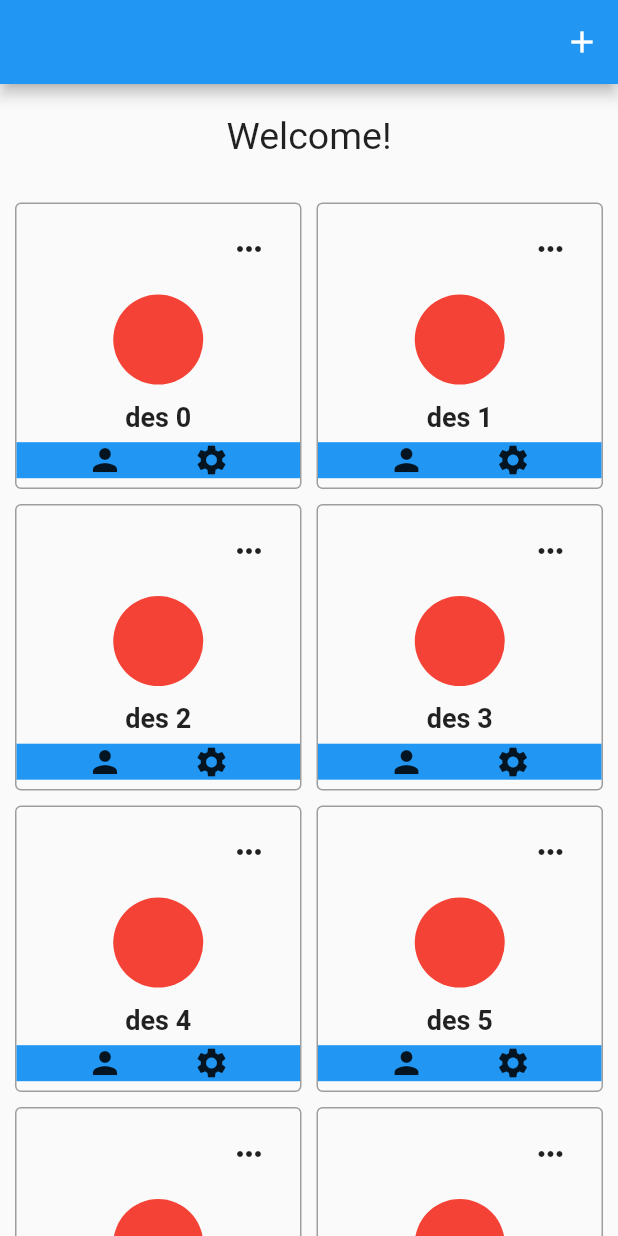
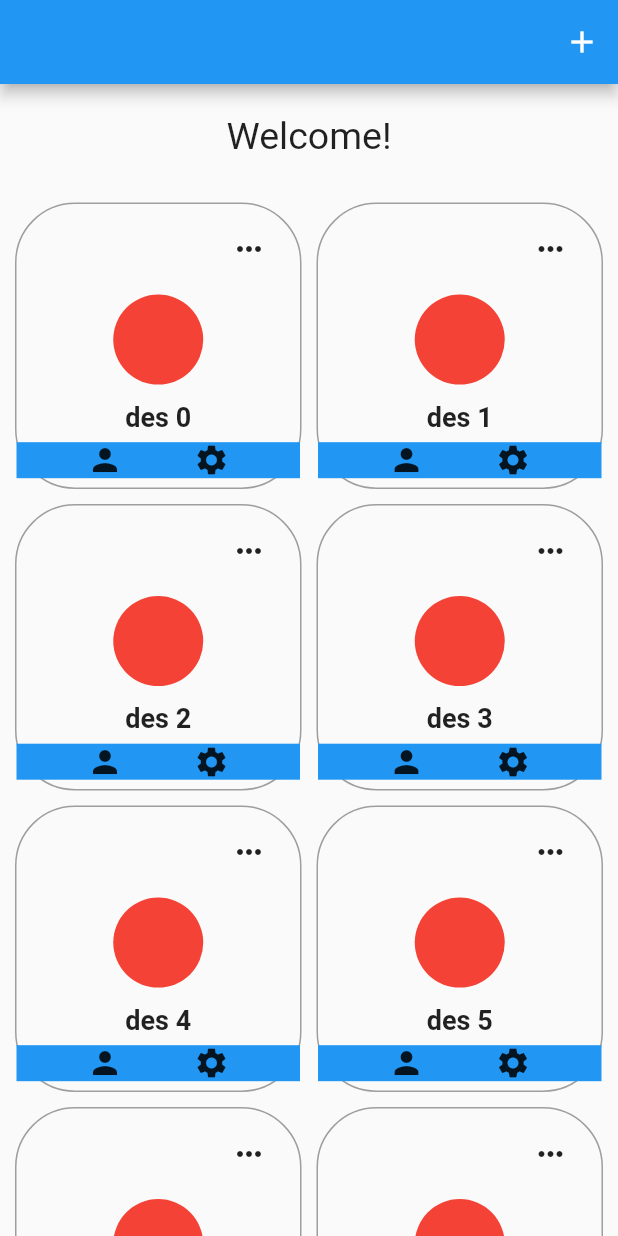
Before and after one commit to saanghyuk/flutter-nodejs-study, a Flutter app: the screen it shows after launch, on a phone screen of 412 x 824 dp. Run offline on Flutter 3.47's test engine with Material 2 defaults, Android fonts, the phone set to English and light mode, and no system bars.

Commit message:
20230107 review

```diff
--- a/lib/components/myCellWidget.dart
+++ b/lib/components/myCellWidget.dart
@@ -1,9 +1,5 @@
 import 'dart:async';
-
 import 'package:flutter/material.dart';
-
-
-
 
 class MyCellWidget extends StatelessWidget {
   final Widget iconWidget;
@@ -17,17 +13,9 @@ class MyCellWidget extends StatelessWidget {
   final MainAxisAlignment? alignmentPhoto;
   final Alignment? alignmentDes;
   final MainAxisAlignment? alignmentIcon;
-
-  // Future or Void를 받아야 한다.
-  // 그냥 익명함수를 써도 되고, Future를 반환하는 함수를 써도 된다는 뜻.
-  // dart.async import 해줘야 한다.
-  // future 복습
   final FutureOr<void> Function() onTap;
 
-
-
-
-  const MyCellWidget({Key? key, required this.iconWidget, required this.iconOnpressed, required this.radius, required this.imageSrc, required this.des, required this.children, this.decoration, required this.onTap})
+  const MyCellWidget({Key? key, required this.iconWidget, required this.iconOnpressed, required this.radius, required this.imageSrc, required this.des, required this.children, required this.decoration, required this.onTap})
       : alignmentMenu = Alignment.centerRight,
         alignmentPhoto = MainAxisAlignment.center,
         alignmentDes = Alignment.center,
@@ -43,63 +31,22 @@ class MyCellWidget extends StatelessWidget {
         alignmentIcon = mainAxisAlignMap[alignmentIcon.toString().split('.').last] ?? MainAxisAlignment.center,
         super(key: key);
 
-
-
-
   @override
   Widget build(BuildContext context) {
     BorderRadius? radius;
+    radius = this.decoration?.borderRadius as BorderRadius;
     if(this.decoration != null){
-      // boxDecoration이 이것도 nullable하게 받아놨다
       if(this.decoration?.borderRadius != null){
-        // 필드가 Nullable인 경우 직접 체인으로 엮어서 쓸 순 없다. ?를 붙여줘야 한다.
-        // 무조건 값이 들어있을것이라는 것을 강제해야 한다면, !
-        // 느낌표 썼다가 안들어있으면 오류가 난다.
-        // 값이 있다고 true가 아니다.
-        // borderRadius가 Nullable하니깐,?를 써야 전체가 null로 평가라도 될 수 있다. null 이 아니라면 그 값이 된다.
-
-        // 이제부터는 borderRadius가 절대 NUll이 아니니깐 !를 붙이면 된다.
-        // .찍었더니 아무것도 안나오네? BorderRadiusGeometry타입이라고 나온다. abstract 타입
-        // BorderRadius.circular를 가보자. 객체였다. BorderRadiusGeometry를 extends하고 있다.
-        // 넘겨받은 BoxDecoration을 쓰고 있는 것.
-        // BoxDecoration
-        // BorderRadius를 BorderRadiusGeometry타입으로 받았다.
-        // 형변환: Geometry에서 얻으려고 했던 원래의 값은 Borderradius.circular() 에 들어간 그 double 값.
-        // 근데, Geometry는 Abstract라서 추상화되어있는 값들을 보면, 어떤 값이 사용되고 있는지를 알아낼 수 없다.
-        // this.decoration!.borderRadius. 찍어보면 뭐가 없다. 실제로 필요한 값은 BorderRadius에 들어있을 것이라 생각해볼 수 있지.
-        // BorderRadius가 서브클래스니깐 바꿔서 해보자.
-        // 실체에 접근하려고 형변환을 하는 건데 그 관계를 알고 있으니깐 형변환을 BorderRadius를 보이는 것.
-        // geometry보면, abstract, 변수나 함수를 _가 들어있다. 밑으로 내려봐도 계속 함수이다. 생성한 다음에 꺼내서 쓰지 말라는 것. flutter에서는 실제로 _면 못 쓰지 않게 해놨다. open 되어있는 변수나 함수가 없다.
-
-        radius = this.decoration!.borderRadius as BorderRadius;
-        // * 주의해야 할 점 *
-        // 다른 서브 클래스가 있는지 체크할 것.
-        // Geometry를 상속하고 있는 또다른 클래스는 없을까?
-        // 애초에 BorderRadius가 아니고 Geometry를 상속하고 있는 다른 애가 들어오면 이렇게 형변환 하면 에러가 나겠지.
-        // int a = 0;
-        // a as bool;
-
-        // radius값 알려고 왔는데, 하나로 받을지 두개로 받을지 생성자를 통해 결정한 것.
-        // 잘 보면, getter를 override 했다.
-        // 4개의 값이 같으면, 다르면 만들면 된다.
-        // radius
-        // only(), cir(),
-        // borderRadius.
-
-        // 생성자 조건을 다 확인해봐야 한다.
-        // all 일때는 객체로 받아서 객체를 넣어준다.
-        // topLeft.x topRight.x가 같고 topLeft.y와 TopRight.x
-        // 이렇게 되면 topLeft와 topRight가 같다는 것.
-        // if (radius.topLeft.x == radius.topRight.x) && (radius.topLeft.y == radius.topRight.y){
-        // vertical로 Radius를 들어왔을 때, 색을 바꿀꺼라면 바꾸던가 이렇게 하면 된다.
-        // // }
-        // radius.topRight.x
-        // radius.top
-
+          radius = this.decoration!.borderRadius as BorderRadius;
       }
     }
+    print(radius.topRight.x);
+    print(radius.topRight.y);
+
+
+    // TODO
     return InkWell(
-      borderRadius: radius,
+      borderRadius: BorderRadius.all(Radius.circular(10)),
       onTap: this.onTap,
       child: Container(
         decoration: this.decoration,
@@ -122,26 +69,20 @@ class MyCellWidget extends StatelessWidget {
                   height: this.radius,
                   decoration: BoxDecoration(
                     borderRadius: BorderRadius.circular(this.radius),
-                    // decoration나오면 Decoration에 컬러를 넣어야 한다.
                     color: Colors.red,
-                    // image: DecorationImage(
-                    //     image: NetworkImage(this.imageSrc),
-                    //     fit: BoxFit.contain
-                    // )
                   ),
-                ),
+                )
               ],
             ),
             Container(
               alignment: this.alignmentDes,
-              // color: Colors.red,
-              margin: EdgeInsets.only(top: 5),
+              margin: EdgeInsets.only(top:5),
               child: Text(
                 this.des,
                 style: TextStyle(
                   fontWeight: FontWeight.bold,
                   fontSize: 18.0,
-                ),
+                )
               )
             ),
             Container(
@@ -160,6 +101,7 @@ class MyCellWidget extends StatelessWidget {
 
 
 
+
 enum InsideAlignment {
   right, left, center
 }
--- a/lib/info/page/infoDetail.dart
+++ b/lib/info/page/infoDetail.dart
@@ -8,12 +8,13 @@ class InfoDetailPage extends StatelessWidget {
 
   @override
   Widget build(BuildContext context) {
+    // return Scaffold();
     return InfoDetailPageView();
   }
 }
 
+class InfoDetailPageView extends StatelessWidget {
 
-class InfoDetailPageView extends StatelessWidget {
   const InfoDetailPageView({Key? key}) : super(key: key);
 
   @override
@@ -43,7 +44,7 @@ class InfoDetailPageView extends StatelessWidget {
                         // true인 경우는 그냥 push를 쓴다.
                         // 이전 페이지를 다 지웠으니깐, 앱이 꺼져버리네.
                         // 다 지우고 push했으니깐 뒤로가기가 없다.
-                        (_) => false);
+                        (_) => true);
               },
               leading: Icon(Icons.add_a_photo_outlined),
               title: Text("Title"),
--- a/lib/info/page/infoPage.dart
+++ b/lib/info/page/infoPage.dart
@@ -2,7 +2,6 @@ import 'package:flutter/material.dart';
 import 'package:flutterstudy/components/gridTitleWidget.dart';
 import 'package:flutterstudy/components/myCellWidget.dart';
 import 'package:flutterstudy/info/page/infoDetail.dart';
-
 
 class InfoPage extends StatelessWidget {
   static const path = '/info';
@@ -13,6 +12,7 @@ class InfoPage extends StatelessWidget {
     return InfoView();
   }
 }
+
 
 class InfoView extends StatelessWidget {
   const InfoView({Key? key}) : super(key: key);
@@ -25,58 +25,53 @@ class InfoView extends StatelessWidget {
           IconButton(onPressed: (){
             Navigator.of(context).pushNamed(InfoPage.path);
           },
-          icon: Icon(Icons.add),
+            icon: Icon(Icons.add)
           )
-        ],
+        ]
       ),
       body: Column(
         children: [
           Expanded(
             child: GridTitleWidget(
                 title: Container(
-                  child:Text("Welcome!", style: TextStyle(fontSize: 25)),
+                  child: Text("Welcome!", style: TextStyle(fontSize: 25)),
                   padding: EdgeInsets.all(20.0),
                 ),
+                padding: EdgeInsets.all(10.0),
                 delegate: SliverGridDelegateWithFixedCrossAxisCount(
                   crossAxisCount: 2,
                   mainAxisSpacing: 10.0,
                   crossAxisSpacing: 10.0,
                 ),
-                padding: EdgeInsets.all(10.0),
                 itemCount: 10,
-                // 클릭을 달아주자.
-                // 클릭 가능한 위젯 사용하거나, 기능만 넣어주거나
-                itemBuilder: (BuildContext context, int index) => MyCellWidget.setAlignment(
+                itemBuilder: (BuildContext context, int index) => MyCellWidget(
                     onTap: () async {
-                    // pushnamed Future 반환한다.
-                    // 비동기
-                    // 화면 이동했다가 돌아올때 처리 하고 싶으면 지금 상태가 좋다. await붙어있으면 아래 실행 안하겠지(현재 함수 내에서)
+                      // TODO / QUESTION
+                      // 현재 await를 하면 좋은게 뭐지? 어차피 쓰지도 않잖아.
+                      // await 쓸 때 안쓸때 차이가 뭐지?
+                      // 이거때매 뭔가 안하고 기다리는거 아녀?
                       await Navigator.of(context).pushNamed(InfoDetailPage.path);
                     },
-                  // alignmentMenu: InsideAlignment.right,
-                  // alignmentDes: InsideAlignment.right,
-                  // alignmentIcon: InsideAlignment.center,
-                  // alignmentPhoto: InsideAlignment.right,
                     decoration: BoxDecoration(
-                    borderRadius: BorderRadius.circular(4.0), // BorderRadius를 BorderRadiusGeometry타입으로 받았다. BoxDecoration
+                      borderRadius: BorderRadius.circular(40.0), // BorderRadius를 BorderRadiusGeometry타입으로 받았다. BoxDecoratio
                       border: Border.all(
                         color: Colors.grey.shade500,
                       )
                     ),
                     iconWidget: Icon(Icons.more_horiz),
-                  iconOnpressed: () { },
+                    iconOnpressed: (){},
                     radius: 60.0,
                     imageSrc: '',
+                    des: 'des $index',
+
                     children: [
                       Icon(Icons.person),
                       Icon(Icons.settings)
-                  ],
-                  des: 'des $index',
-                ),
-              )
+                    ]
+                )),
           )
         ],
-      ),
+      )
     );
   }
 }
```
Lines whose indentation alone changed are shown as unchanged.
